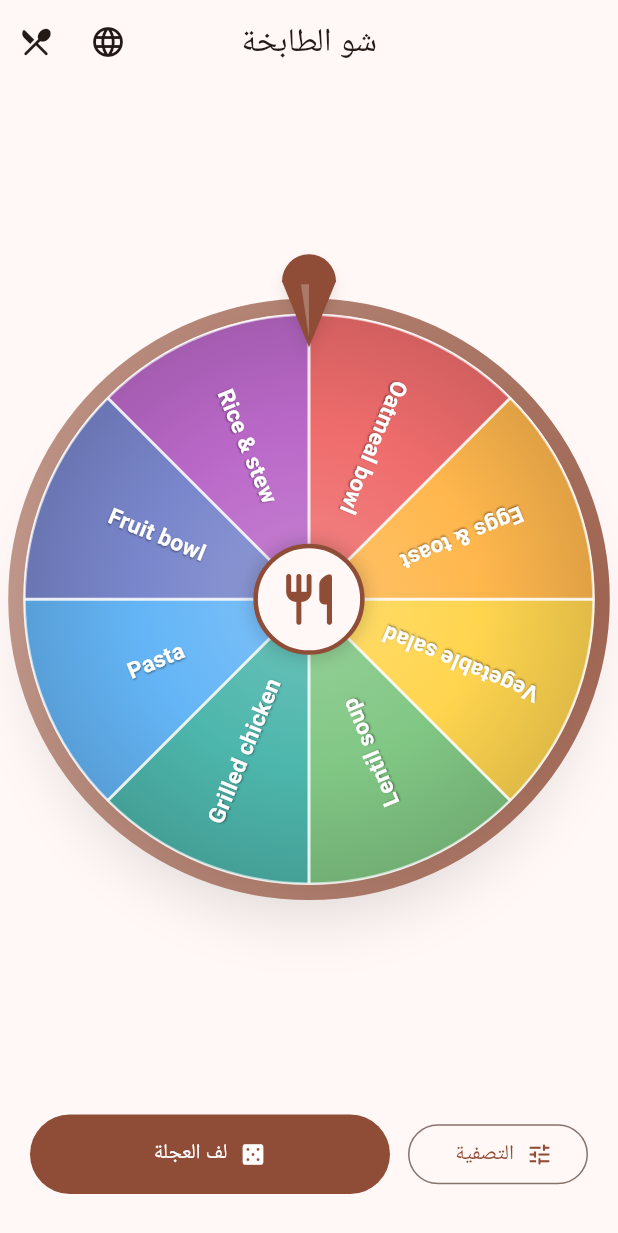
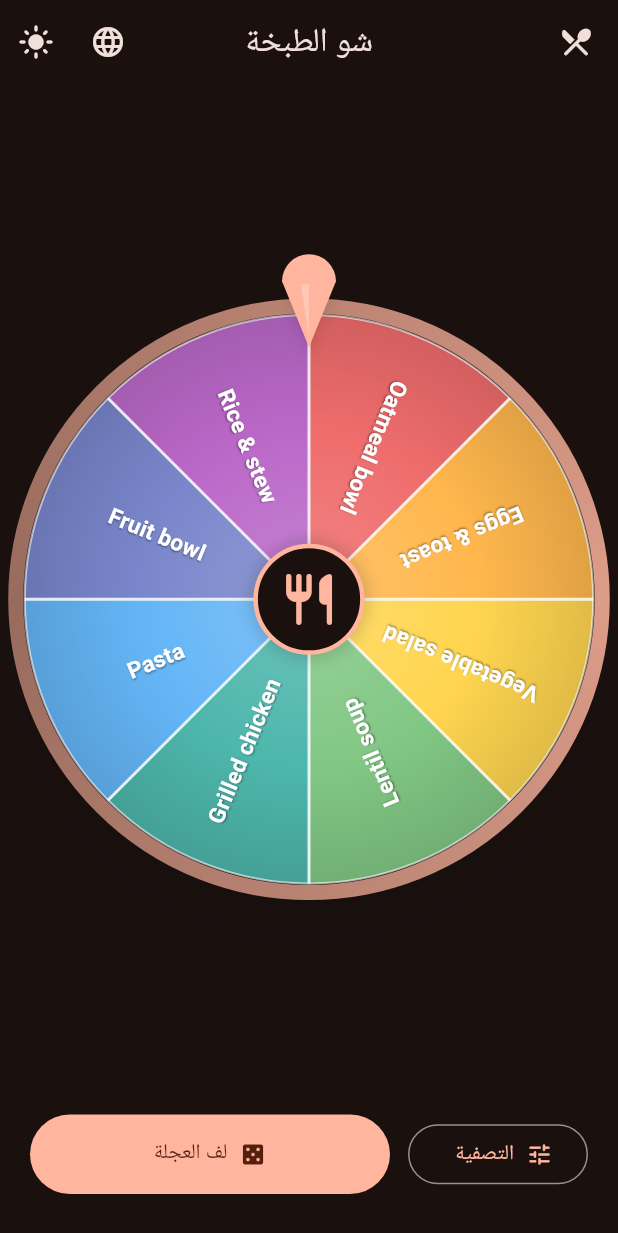
Before and after one commit to Rajab-Alkahef/sho_altabkha, a Flutter app: the screen it shows after launch, after a tap on the "language" icon, on a phone screen of 412 x 824 dp. Shown: the top 1233 px of the screen. Run offline on Flutter 3.47's test engine with Material 3 defaults, Android fonts, the light colour scheme and no system bars; our stand-ins replace easy_localization, flutter_riverpod, get_it, go_router, hive_flutter, image_picker; accounts and stored records are empty.

Commit message:
add theme switcher

```diff
--- a/assets/translations/ar.json
+++ b/assets/translations/ar.json
@@ -1,5 +1,5 @@
 {
-  "app_title": "شو الطابخة",
+  "app_title": "شو الطبخة",
   "spin": "لف العجلة",
   "filters": "التصفية",
   "meal_type": "نوع الوجبة",
@@ -40,5 +40,7 @@
   "delete_confirm": "حذف هذا الطعام من القائمة؟",
   "filters_title": "التصفية",
   "filters_reset_message": "لا توجد وجبات مطابقة للتصفية — تمت إعادة ضبط التصفية.",
-  "language": "اللغة"
+  "language": "اللغة",
+  "theme_dark": "التبديل إلى الوضع الداكن",
+  "theme_light": "التبديل إلى الوضع الفاتح"
 }
--- a/assets/translations/en.json
+++ b/assets/translations/en.json
@@ -40,5 +40,7 @@
   "delete_confirm": "Remove this food from the list?",
   "filters_title": "Filters",
   "filters_reset_message": "No meals matched your filters — filters were reset.",
-  "language": "Language"
+  "language": "Language",
+  "theme_dark": "Switch to dark mode",
+  "theme_light": "Switch to light mode"
 }
--- /dev/null
+++ b/lib/core/theme/theme_mode_provider.dart
@@ -0,0 +1,41 @@
+import 'package:flutter/material.dart';
+import 'package:flutter_riverpod/flutter_riverpod.dart';
+import 'package:hive_flutter/hive_flutter.dart';
+
+import '../di/injection.dart';
+
+const String _kThemeModeKey = 'theme_mode_v1';
+
+class ThemeModeNotifier extends Notifier<ThemeMode> {
+  @override
+  ThemeMode build() {
+    final box = sl<Box<dynamic>>();
+    final raw = box.get(_kThemeModeKey) as String?;
+    switch (raw) {
+      case 'dark':
+        return ThemeMode.dark;
+      case 'light':
+        return ThemeMode.light;
+      default:
+        return ThemeMode.dark;
+    }
+  }
+
+  Future<void> setMode(ThemeMode mode) async {
+    state = mode;
+    final box = sl<Box<dynamic>>();
+    await box.put(
+      _kThemeModeKey,
+      mode == ThemeMode.dark ? 'dark' : 'light',
+    );
+  }
+
+  Future<void> toggle() async {
+    await setMode(
+      state == ThemeMode.dark ? ThemeMode.light : ThemeMode.dark,
+    );
+  }
+}
+
+final themeModeProvider =
+    NotifierProvider<ThemeModeNotifier, ThemeMode>(ThemeModeNotifier.new);
--- a/lib/features/home/presentation/pages/home_page.dart
+++ b/lib/features/home/presentation/pages/home_page.dart
@@ -5,6 +5,7 @@ import 'package:go_router/go_router.dart';
 
 import '../../../../core/di/injection.dart';
 import '../../../../core/router/app_router.dart';
+import '../../../../core/theme/theme_mode_provider.dart';
 import '../../../food/domain/entities/food.dart';
 import '../../../food/domain/entities/food_filter.dart';
 import '../../../food/domain/usecases/spin_wheel_usecase.dart';
@@ -72,9 +73,17 @@ class _HomePageState extends ConsumerState<HomePage> {
 
     final wheel = ref.watch(wheelFoodsProvider);
 
+    final themeMode = ref.watch(themeModeProvider);
+    final isDark = themeMode == ThemeMode.dark;
+
     return Scaffold(
       appBar: AppBar(
         title: Text('app_title'.tr()),
+        leading: IconButton(
+          tooltip: 'manage_foods'.tr(),
+          onPressed: () => context.push(AppRoutes.foods),
+          icon: const Icon(Icons.restaurant_menu_rounded),
+        ),
         actions: [
           IconButton(
             tooltip: 'language'.tr(),
@@ -87,9 +96,14 @@ class _HomePageState extends ConsumerState<HomePage> {
             icon: const Icon(Icons.language_rounded),
           ),
           IconButton(
-            tooltip: 'manage_foods'.tr(),
-            onPressed: () => context.push(AppRoutes.foods),
-            icon: const Icon(Icons.restaurant_menu_rounded),
+            tooltip: isDark ? 'theme_light'.tr() : 'theme_dark'.tr(),
+            onPressed: () =>
+                ref.read(themeModeProvider.notifier).toggle(),
+            icon: Icon(
+              isDark
+                  ? Icons.light_mode_rounded
+                  : Icons.dark_mode_rounded,
+            ),
           ),
         ],
       ),
--- a/lib/main.dart
+++ b/lib/main.dart
@@ -5,6 +5,7 @@ import 'package:flutter_riverpod/flutter_riverpod.dart';
 import 'core/di/injection.dart';
 import 'core/router/app_router.dart';
 import 'core/theme/app_theme.dart';
+import 'core/theme/theme_mode_provider.dart';
 
 Future<void> main() async {
   WidgetsFlutterBinding.ensureInitialized();
@@ -15,24 +16,25 @@ Future<void> main() async {
     EasyLocalization(
       supportedLocales: const [Locale('en'), Locale('ar')],
       path: 'assets/translations',
-      fallbackLocale: const Locale('en'),
+      fallbackLocale: const Locale('ar'),
       child: const ProviderScope(child: ShoAltabkhaApp()),
     ),
   );
 }
 
-class ShoAltabkhaApp extends StatelessWidget {
+class ShoAltabkhaApp extends ConsumerWidget {
   const ShoAltabkhaApp({super.key});
 
   @override
-  Widget build(BuildContext context) {
+  Widget build(BuildContext context, WidgetRef ref) {
     final router = createAppRouter();
+    final themeMode = ref.watch(themeModeProvider);
     return MaterialApp.router(
       title: 'Sho Altabkha',
       debugShowCheckedModeBanner: false,
       theme: AppTheme.light(),
       darkTheme: AppTheme.dark(),
-      themeMode: ThemeMode.system,
+      themeMode: themeMode,
       localizationsDelegates: context.localizationDelegates,
       supportedLocales: context.supportedLocales,
       locale: context.locale,
```
